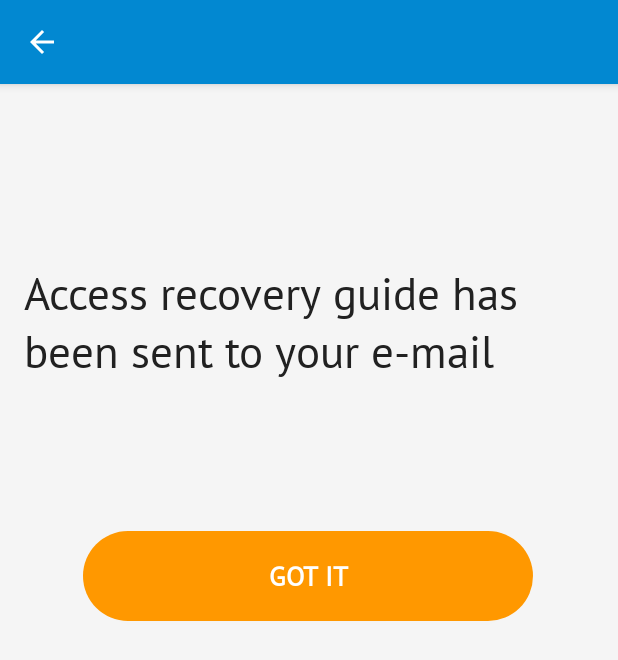
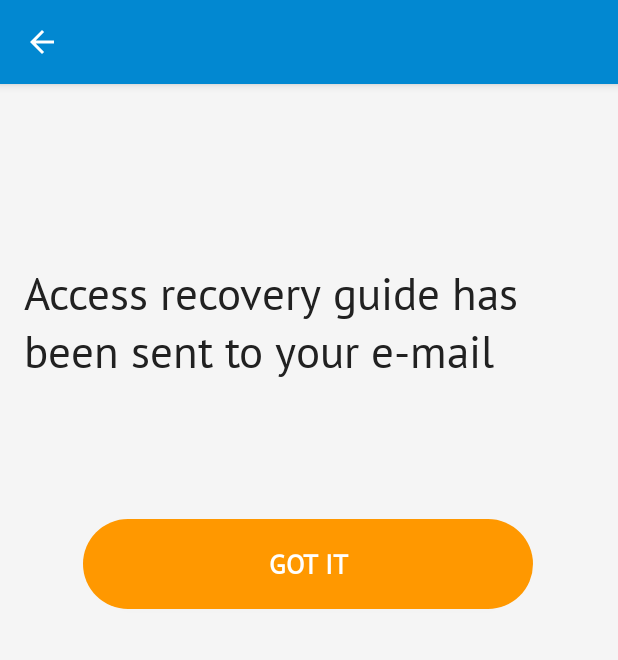
Before and after one commit to xpureheroinex/prp, an Android app: the RecoveryActivity screen opened directly, with no data from a screen before it, after a tap on "NEXT", on a phone screen of 412 x 824 dp. Shown: the top 660 px of the screen. Run offline under Robolectric (Android 15) with nearby library versions, the phone set to English and light mode, and no system bars.

Commit message:
небольшие правки
Signed-off-by: Alexander Skoruk <oleksandr.skoruk@nure.ua>

```diff
--- a/android/app/src/main/java/com/example/bookspace/RecoveryActivity.java
+++ b/android/app/src/main/java/com/example/bookspace/RecoveryActivity.java
@@ -55,7 +55,6 @@ public class RecoveryActivity extends AppCompatActivity implements RecoveryFragm
         transaction.add(R.id.recFragmentContainer, fragment, "RECOVERY_FRAGMENT").commit();
     }
 
-
     @Override
     public void onFragmentInteraction(Uri uri) {
 
--- a/android/app/src/main/java/com/example/bookspace/RecoveryFragment.java
+++ b/android/app/src/main/java/com/example/bookspace/RecoveryFragment.java
@@ -11,35 +11,14 @@ import android.view.ViewGroup;
 import android.widget.Button;
 import android.widget.TextView;
 
-
-/**
- * A simple {@link Fragment} subclass.
- * Activities that contain this fragment must implement the
- * {@link RecoveryFragment.OnFragmentInteractionListener} interface
- * to handle interaction events.
- * Use the {@link RecoveryFragment#newInstance} factory method to
- * create an instance of this fragment.
- */
 public class RecoveryFragment extends Fragment {
-    // TODO: Rename parameter arguments, choose names that match
-    // the fragment initialization parameters, e.g. ARG_ITEM_NUMBER
-//    private static final String ARG_PARAM1 = "param1";
-//    private static final String ARG_PARAM2 = "param2";
-
-    // TODO: Rename and change types of parameters
-//    private String mParam1;
-//    private String mParam2;
 
     private OnFragmentInteractionListener mListener;
-
-    private TextView fragmentTitle;
-    private Button fragmentButton;
 
     public RecoveryFragment() {
         // Required empty public constructor
     }
 
-    // TODO: Rename and change types and number of parameters
     public static RecoveryFragment newInstance() {
         RecoveryFragment fragment = new RecoveryFragment();
         Bundle args = new Bundle();
@@ -50,15 +29,14 @@ public class RecoveryFragment extends Fragment {
     @Override
     public void onCreate(Bundle savedInstanceState) {
         super.onCreate(savedInstanceState);
-
     }
 
     @Override
     public View onCreateView(LayoutInflater inflater, ViewGroup container,
                              Bundle savedInstanceState) {
         View view = inflater.inflate(R.layout.fragment_recovery, container, false);
-        fragmentButton = view.findViewById(R.id.buttonRecFragGotIt);
-        fragmentTitle = view.findViewById(R.id.textViewFragTitle);
+        Button fragmentButton = view.findViewById(R.id.buttonRecFragGotIt);
+        TextView fragmentTitle = view.findViewById(R.id.textViewFragTitle);
 
         fragmentButton.setOnClickListener(new View.OnClickListener() {
             @Override
@@ -76,7 +54,6 @@ public class RecoveryFragment extends Fragment {
         startActivity(intent);
     }
 
-    // TODO: Rename method, update argument and hook method into UI event
     public void onButtonPressed(Uri uri) {
         if (mListener != null) {
             mListener.onFragmentInteraction(uri);
@@ -100,18 +77,7 @@ public class RecoveryFragment extends Fragment {
         mListener = null;
     }
 
-    /**
-     * This interface must be implemented by activities that contain this
-     * fragment to allow an interaction in this fragment to be communicated
-     * to the activity and potentially other fragments contained in that
-     * activity.
-     * <p>
-     * See the Android Training lesson <a href=
-     * "http://developer.android.com/training/basics/fragments/communicating.html"
-     * >Communicating with Other Fragments</a> for more information.
-     */
     public interface OnFragmentInteractionListener {
-        // TODO: Update argument type and name
         void onFragmentInteraction(Uri uri);
     }
 }
--- a/android/app/src/main/res/layout/activity_main.xml
+++ b/android/app/src/main/res/layout/activity_main.xml
@@ -56,7 +56,7 @@
         android:text="@string/buttonSignUp"
         android:textAllCaps="false"
         android:textColor="@color/colorText"
-        android:textSize="17sp"
+        android:textSize="18sp"
         android:textStyle="bold"
         app:layout_constraintBottom_toBottomOf="parent"
         app:layout_constraintEnd_toEndOf="parent"
--- a/android/app/src/main/res/layout/activity_recovery.xml
+++ b/android/app/src/main/res/layout/activity_recovery.xml
@@ -22,14 +22,14 @@
         android:layout_marginTop="112dp"
         android:layout_marginEnd="16dp"
         android:fontFamily="@font/pt_sans"
+        android:stateListAnimator="@null"
         android:text="Enter your e-mail or login:"
         android:textColor="@color/colorTextPrimary"
         android:textSize="30sp"
         app:layout_constraintEnd_toEndOf="parent"
         app:layout_constraintHorizontal_bias="0.0"
         app:layout_constraintStart_toStartOf="parent"
-        app:layout_constraintTop_toBottomOf="@+id/basicToolbar"
-        android:stateListAnimator="@null"/>
+        app:layout_constraintTop_toBottomOf="@+id/basicToolbar" />
 
     <EditText
         android:id="@+id/editTextRecEmail"
@@ -39,13 +39,14 @@
         android:layout_marginTop="248dp"
         android:layout_marginEnd="16dp"
         android:ems="10"
+        android:fontFamily="@font/pt_sans"
         android:hint="E-mail/login"
         android:inputType="text|textEmailAddress"
+        android:stateListAnimator="@null"
         app:layout_constraintEnd_toEndOf="parent"
         app:layout_constraintHorizontal_bias="0.495"
         app:layout_constraintStart_toStartOf="parent"
-        app:layout_constraintTop_toTopOf="@+id/basicToolbar"
-        android:stateListAnimator="@null"/>
+        app:layout_constraintTop_toTopOf="@+id/basicToolbar" />
 
     <Button
         android:id="@+id/buttonRecNext"
@@ -55,10 +56,12 @@
         android:layout_marginTop="56dp"
         android:layout_marginEnd="8dp"
         android:background="@drawable/button"
+        android:fontFamily="@font/pt_sans"
         android:stateListAnimator="@null"
         android:text="NEXT"
         android:textColor="@color/colorText"
-        android:textSize="17sp"
+        android:textSize="18sp"
+        android:textStyle="bold"
         app:layout_constraintEnd_toEndOf="parent"
         app:layout_constraintStart_toStartOf="parent"
         app:layout_constraintTop_toBottomOf="@+id/editTextRecEmail" />
--- a/android/app/src/main/res/layout/fragment_recovery.xml
+++ b/android/app/src/main/res/layout/fragment_recovery.xml
@@ -34,7 +34,7 @@
         android:layout_alignParentStart="true"
         android:layout_alignParentBottom="true"
         android:layout_marginStart="16dp"
-        android:layout_marginTop="52dp"
+        android:layout_marginTop="44dp"
         android:layout_marginEnd="16dp"
         android:background="@drawable/button"
         android:fontFamily="@font/pt_sans"
```
Also changed, not shown: android/app/src/main/res/layout/activity_home.xml (added, +7 -0 lines), android/app/src/main/res/layout/activity_login.xml (+6 -2 lines), android/app/src/main/res/layout/activity_registration.xml (+7 -3 lines).
